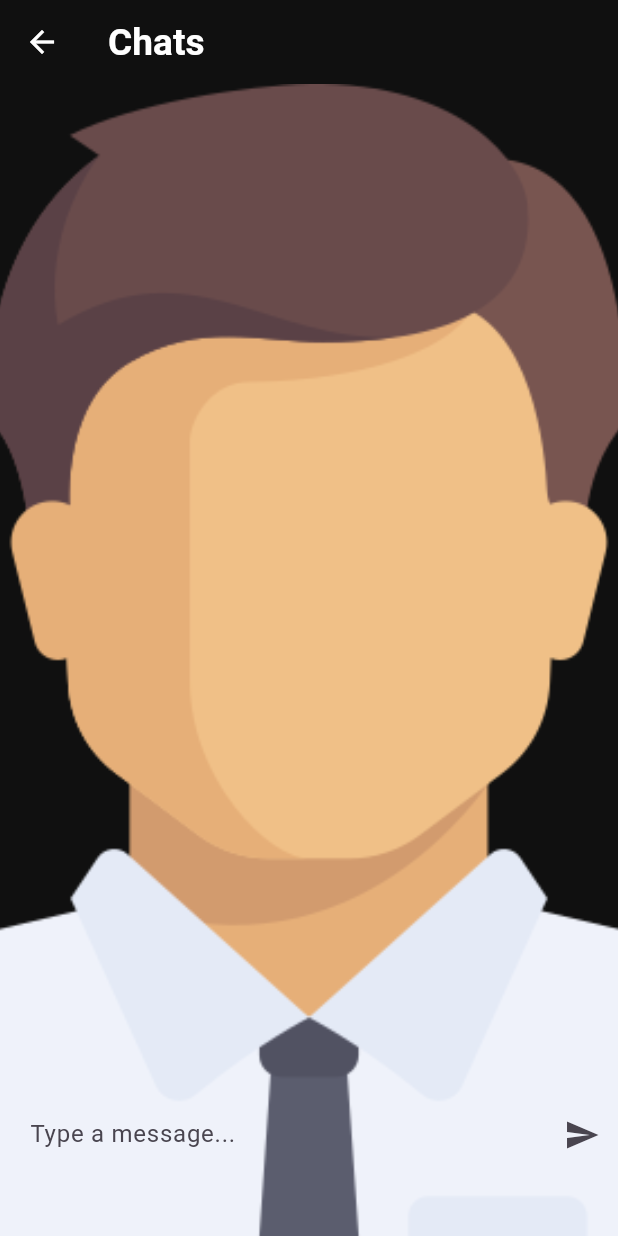
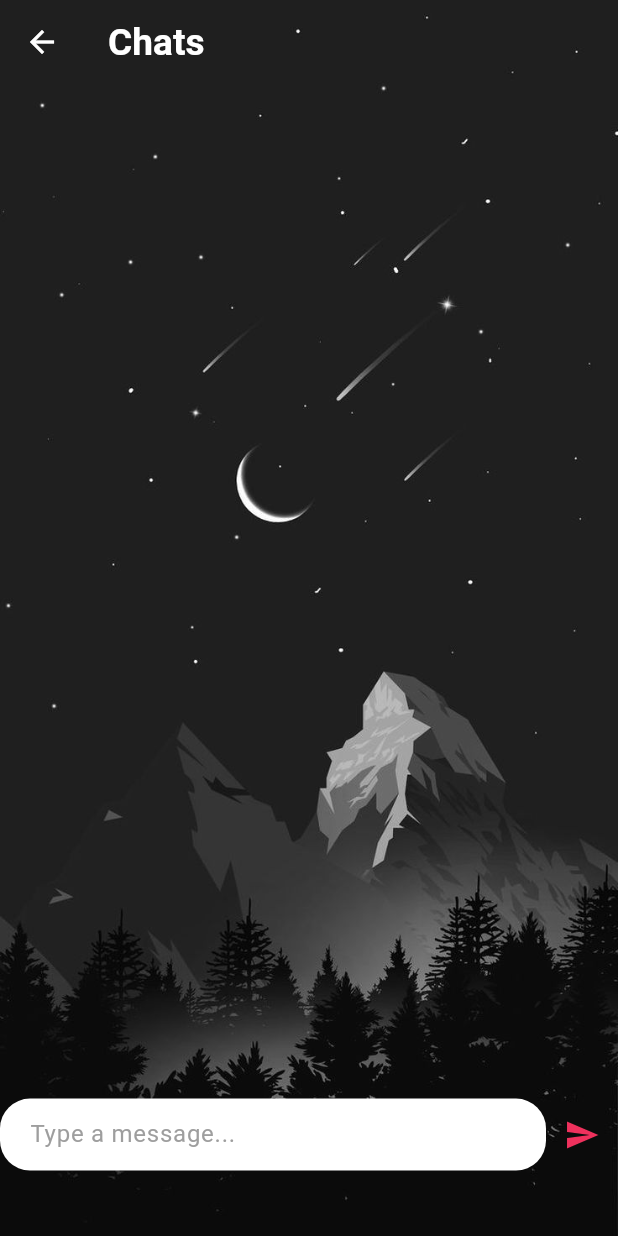
Before and after one commit to sambayoyo/Proyecto_movil, a Flutter app: the screen it shows after launch, on a phone screen of 412 x 824 dp. Run offline on Flutter 3.47's test engine with Material 3 defaults, Android fonts, the phone set to English and light mode, and no system bars; our stand-ins replace curved_navigation_bar, google_fonts.

Commit message:
chat hecho

```diff
--- a/lib/Widgets/ChatPage.dart
+++ b/lib/Widgets/ChatPage.dart
@@ -13,10 +13,19 @@ class _ChatPageState extends State<ChatPage> {
   @override
   Widget build(BuildContext context) {
     final size = MediaQuery.of(context).size;
-    final theme = Theme.of(context);
+    Theme.of(context);
 
-    return Scaffold(
-      backgroundColor: Color(0xFF101010),
+    return Container(
+      width: size.width,
+      height: size.height,
+      decoration: BoxDecoration(
+        image: DecorationImage(
+          image: AssetImage('assets/images/wallpaper.jpg'),
+          fit: BoxFit.cover,
+        ),
+      ),
+      child: Scaffold(
+        backgroundColor: Colors.transparent,
         appBar: AppBar(
           forceMaterialTransparency: true,
           leading: IconButton(
@@ -33,16 +42,7 @@ class _ChatPageState extends State<ChatPage> {
             ),
           ),
         ),
-      body: Container(
-        width: size.width,
-        height: size.height,
-        decoration: BoxDecoration(
-          image: DecorationImage(
-            image: AssetImage('assets/images/cliente.png'),
-            fit: BoxFit.cover,
-          ),
-        ),
-        child: SingleChildScrollView(
+        body: SingleChildScrollView(
           child: Column(
             children: [
               Container(
@@ -51,7 +51,6 @@ class _ChatPageState extends State<ChatPage> {
                   itemCount: _messages.length,
                   itemBuilder: (context, index) {
                     final message = _messages[index];
-                    final messageStyle = theme.textTheme.bodyText1;
                     final messageBubble = Container(
                       margin: EdgeInsets.symmetric(vertical: 10),
                       child: Row(
@@ -81,7 +80,9 @@ class _ChatPageState extends State<ChatPage> {
                             ),
                             child: Text(
                               message,
-                              style: messageStyle,
+                              style: TextStyle(color: Colors.white),
+                              overflow: TextOverflow.ellipsis,
+                              maxLines: 5,
                             ),
                           ),
                         ],
@@ -98,20 +99,30 @@ class _ChatPageState extends State<ChatPage> {
                     Expanded(
                       child: TextField(
                         controller: _controller,
+                        style: TextStyle(
+                            color: Colors
+                                .black), // Establece el color del texto en negro
+                        cursorColor: Color(
+                            0xFFEF315D), // Establece el color del cursor en rojo (puedes elegir el color que desees)
                         decoration: InputDecoration(
                           hintText: 'Type a message...',
-                          contentPadding: EdgeInsets.symmetric(
-                            horizontal: 16,
-                            vertical: 8,
-                          ),
+                          hintStyle: TextStyle(
+                              color: Colors
+                                  .grey), // Establece el color del texto de sugerencia en gris
+                          contentPadding:
+                              EdgeInsets.symmetric(horizontal: 16, vertical: 8),
                           border: OutlineInputBorder(
-                            borderRadius: BorderRadius.circular(12),
+                            borderRadius: BorderRadius.circular(20),
                             borderSide: BorderSide.none,
                           ),
+                          filled: true,
+                          fillColor: Colors
+                              .white, // Establece el color de fondo del TextField en blanco
                         ),
                       ),
                     ),
                     IconButton(
+                      color: Color(0xFFEF315D),
                       icon: Icon(Icons.send),
                       onPressed: () {
                         final message = _controller.text;
--- a/lib/main.dart
+++ b/lib/main.dart
@@ -24,6 +24,7 @@ class MyApp extends StatelessWidget {
         routes: {
           '/home': (context) => MyHomePage(),
           '/login': (context) => LoginPage(),
+          '/register': (context) => RegisterPage(),
         });
   }
 }
--- a/pubspec.yaml
+++ b/pubspec.yaml
@@ -64,6 +64,7 @@ flutter:
 
   # To add assets to your application, add an assets section, like this:
   assets:
+    - assets/images/wallpaper.jpg
     - assets/images/escolta.png
     - assets/images/cliente.png
   #   - images/a_dot_ham.jpeg
```
Lines whose indentation alone changed are shown as unchanged.
